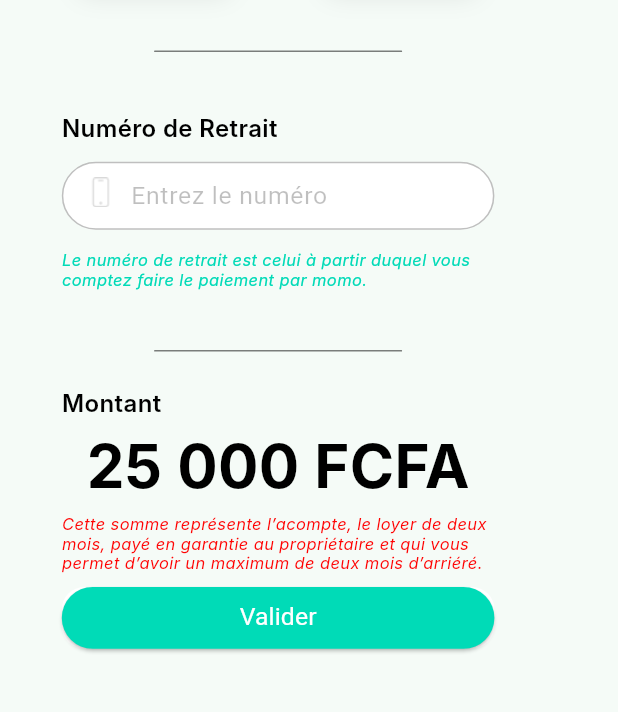
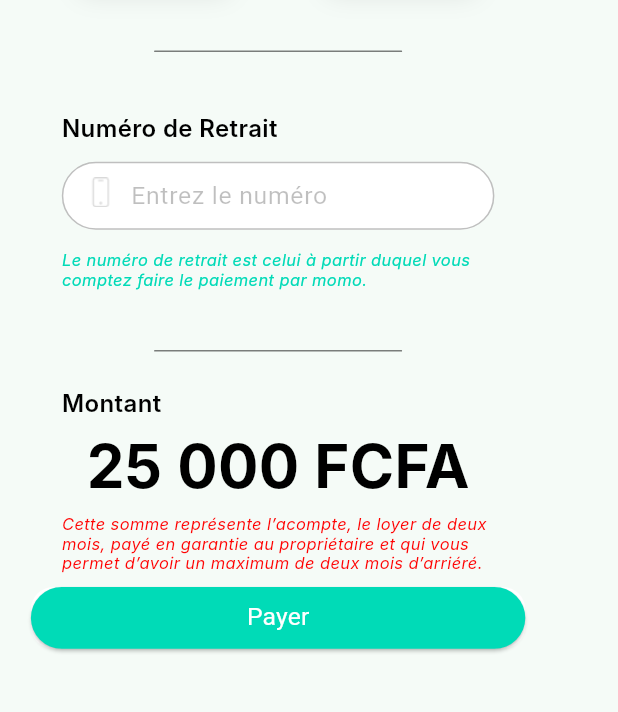
Before and after one commit to agossadourin/locapay, a Flutter app: the Payment widget shown alone on an empty page, opened directly, on a phone screen of 412 x 824 dp, the part 196-908 px from its top. Run offline on Flutter 3.47's test engine with Material 2 defaults, Android fonts, the phone set to English and light mode, and no system bars; our stand-ins replace dio, get, get_storage, image_picker, local_auth, open_file and 3 more; missing offline and left inert: flutter_downloader, flutter_pdfview; accounts and stored records are empty; Roboto replaces fonts that are missing (Imprima, Inter).

Commit message:
Add star rating widget and update payment UI

```diff
--- a/lib/app/modules/principal/payments/widgets/payment.dart
+++ b/lib/app/modules/principal/payments/widgets/payment.dart
@@ -2,6 +2,7 @@ import 'package:flutter/material.dart';
 import 'package:get/get.dart';
 import 'package:locapay/app/modules/principal/payments/widgets/payment_done.dart';
 import 'package:locapay/app/modules/principal/payments/widgets/payment_type.dart';
+import 'package:locapay/app/widgets/star_rating.dart';
 
 import '../../../../widgets/action_button.dart';
 import '../../../../widgets/my_form_field.dart';
@@ -294,8 +295,79 @@ class Payment extends StatelessWidget {
                                   width:
                                       MediaQuery.of(context).size.width * 0.7,
                                   hasSepBar: false),
-                              ///////////////////////////////////////////////////////////////
-                              ///////////////////////////////////////////////////
+                              SizedBox(
+                                height:
+                                    MediaQuery.of(context).size.height * 0.01,
+                              ),
+                              SizedBox(
+                                width: MediaQuery.of(context).size.width * 0.7,
+                                child: const Text(
+                                  '2.5% de réduction vous est appliqué pour le paiement des services.',
+                                  style: TextStyle(
+                                    color: Color(0xFF00DAB7),
+                                    fontSize: 12,
+                                    fontStyle: FontStyle.italic,
+                                    fontFamily: 'Inter',
+                                    fontWeight: FontWeight.w400,
+                                    height: 0,
+                                  ),
+                                ),
+                              ),
+                              SizedBox(
+                                height:
+                                    MediaQuery.of(context).size.height * 0.03,
+                              ),
+                              Container(
+                                width: MediaQuery.of(context).size.width * 0.4,
+                                decoration: ShapeDecoration(
+                                  shape: RoundedRectangleBorder(
+                                    side: BorderSide(
+                                      width: 0.50,
+                                      strokeAlign: BorderSide.strokeAlignCenter,
+                                      color: Colors.black.withOpacity(0.5),
+                                    ),
+                                  ),
+                                ),
+                              ),
+                              SizedBox(
+                                height:
+                                    MediaQuery.of(context).size.height * 0.03,
+                              ),
+                              const Text(
+                                'Notez l’Artisan',
+                                textAlign: TextAlign.center,
+                                style: TextStyle(
+                                  color: Colors.black,
+                                  fontSize: 14,
+                                  fontFamily: 'Inter',
+                                  fontWeight: FontWeight.w500,
+                                  height: 0,
+                                ),
+                              ),
+                              // star rating system
+                              // StarRating(
+                              //   maximumRating: 5,
+                              //   defaultRating: 3,
+                              // ),
+                              SizedBox(
+                                height:
+                                    MediaQuery.of(context).size.height * 0.03,
+                              ),
+                              SizedBox(
+                                width: MediaQuery.of(context).size.width * 0.8,
+                                child: const Text(
+                                  'A rapport à la qualité de son travail et de sa prestation en générale,\nDonnez une note sur 20 à l’artisan afin d’aider à son référencement.',
+                                  textAlign: TextAlign.center,
+                                  style: TextStyle(
+                                    color: Color(0xFF00DAB7),
+                                    fontSize: 12,
+                                    fontStyle: FontStyle.italic,
+                                    fontFamily: 'Inter',
+                                    fontWeight: FontWeight.w400,
+                                    height: 0,
+                                  ),
+                                ),
+                              )
                             ],
                           ),
                 SizedBox(
@@ -337,9 +409,9 @@ class Payment extends StatelessWidget {
                             ),
                 ),
                 SizedBox(
-                  width: MediaQuery.of(context).size.width * 0.7,
+                  width: MediaQuery.of(context).size.width * 0.8,
                   child: ActionButton(
-                      action: "Valider",
+                      action: "Payer",
                       onPressed: () {
                         Get.defaultDialog(
                           radius: 10,
@@ -393,7 +465,7 @@ class Payment extends StatelessWidget {
                                 backgroundColor: const Color(
                                     0x03FFFFFF), // white with transparancy of 0.5
                                 radius: 10,
-                                content: PaymentDone(),
+                                content: const PaymentDone(),
                               );
                             },
                             child: Container(
```
Also changed, not shown: lib/app/widgets/star_rating.dart (added, +44 -0 lines).
